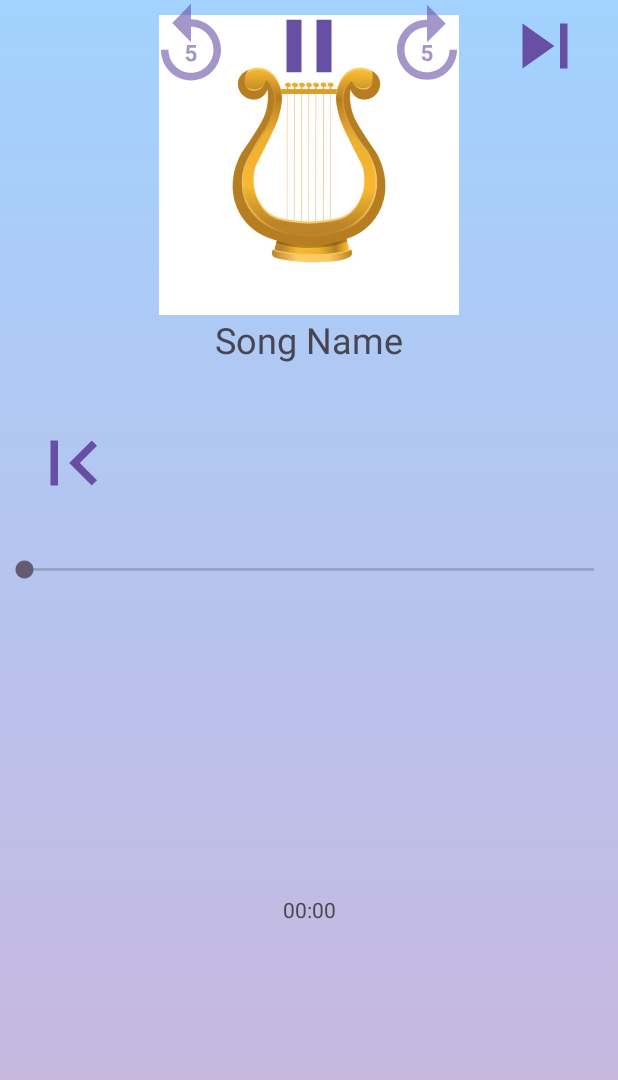
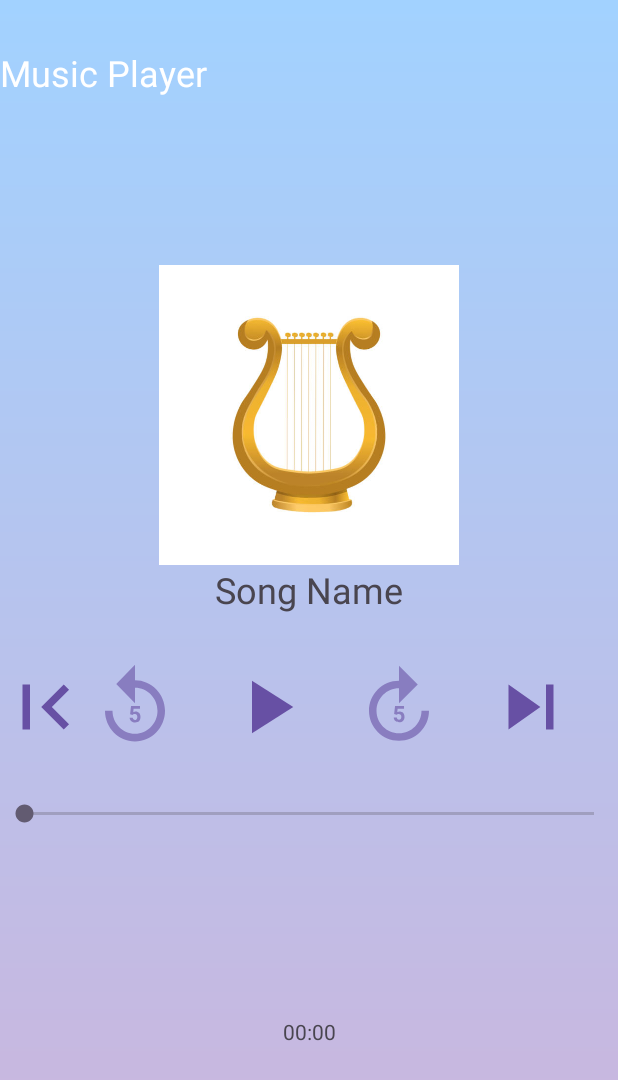
Before and after one commit to swapnil-up/AndroidScratchpad, an Android app: the screen it shows after launch (MainActivity), after a tap on an icon or button, on a phone screen of 412 x 824 dp. Shown: the top 1080 px of the screen. Run offline under Robolectric (Android 15) with nearby library versions, the phone set to English and light mode, and no system bars.

Commit message:
Just a lil editing. Fixed the xml and got the play button to change icons to pause and vice versa

```diff
--- a/app/music/src/main/java/com/example/music/MainActivity.kt
+++ b/app/music/src/main/java/com/example/music/MainActivity.kt
@@ -6,6 +6,7 @@
 import android.widget.Button
 import android.widget.SeekBar
 import android.widget.TextView
+import androidx.core.content.ContextCompat
 
 class MainActivity : AppCompatActivity() {
 
@@ -18,6 +19,8 @@
         var songTitle:TextView=findViewById(R.id.songTitle)
         var seekBar:SeekBar=findViewById(R.id.seekBar)
         var pauseButton:Button=findViewById(R.id.pauseButton)
+        var pressed:Boolean=false
+
 
         mediaPlayer=MediaPlayer.create(
             this,
@@ -27,7 +30,16 @@
         seekBar.isClickable=false
 
         pauseButton.setOnClickListener(){
-            mediaPlayer.start()
+            if (!pressed) {
+                mediaPlayer.start()
+                pressed=true
+                pauseButton.background=ContextCompat.getDrawable(this, R.drawable.play)
+            }
+            else{
+                mediaPlayer.pause()
+                pressed=false
+                pauseButton.background=ContextCompat.getDrawable(this, R.drawable.pause)
+            }
         }
     }
 }
--- /dev/null
+++ b/app/music/src/main/res/drawable/play.xml
@@ -0,0 +1,5 @@
+<vector android:height="24dp" android:tint="#000000"
+    android:viewportHeight="24" android:viewportWidth="24"
+    android:width="24dp" xmlns:android="http://schemas.android.com/apk/res/android">
+    <path android:fillColor="@android:color/white" android:pathData="M8,5v14l11,-7z"/>
+</vector>
--- a/app/music/src/main/res/layout/activity_main.xml
+++ b/app/music/src/main/res/layout/activity_main.xml
@@ -11,11 +11,10 @@
         android:id="@+id/Title"
         android:layout_width="wrap_content"
         android:layout_height="wrap_content"
-        android:layout_marginBottom="330dp"
         android:text="Music Player"
+        android:layout_marginTop="32dp"
         android:textColor="@color/white"
-        android:textSize="32sp"
-        app:layout_constraintBottom_toTopOf="@+id/seekBackwardButton"
+        android:textSize="24sp"
         app:layout_constraintStart_toStartOf="parent"
         app:layout_constraintTop_toTopOf="parent" />
 
@@ -44,10 +43,8 @@
         android:id="@+id/backButton"
         android:layout_width="60dp"
         android:layout_height="60dp"
-        android:layout_marginTop="36dp"
+        android:layout_marginTop="32dp"
         android:background="@drawable/back"
-        app:layout_constraintEnd_toStartOf="@+id/seekBackwardButton"
-        app:layout_constraintHorizontal_bias="0.5"
         app:layout_constraintStart_toStartOf="parent"
         app:layout_constraintTop_toBottomOf="@+id/songTitle" />
 
@@ -56,11 +53,11 @@
         android:layout_width="60dp"
         android:layout_height="60dp"
         android:background="@drawable/pause"
-        app:layout_constraintBottom_toBottomOf="@+id/seekBackwardButton"
+        app:layout_constraintBottom_toBottomOf="@+id/backButton"
         app:layout_constraintEnd_toStartOf="@+id/seekForwardButton"
         app:layout_constraintHorizontal_bias="0.5"
         app:layout_constraintStart_toEndOf="@+id/seekBackwardButton"
-        app:layout_constraintTop_toTopOf="@+id/seekBackwardButton" />
+        app:layout_constraintTop_toTopOf="@+id/backButton" />
 
     <Button
         android:id="@+id/nextButton"
@@ -78,10 +75,9 @@
         android:layout_width="60dp"
         android:layout_height="61dp"
         android:background="@drawable/backward"
-        app:layout_constraintEnd_toStartOf="@+id/pauseButton"
-        app:layout_constraintHorizontal_bias="0.5"
+        app:layout_constraintBottom_toBottomOf="@+id/backButton"
         app:layout_constraintStart_toEndOf="@+id/backButton"
-        tools:layout_editor_absoluteY="429dp" />
+        app:layout_constraintTop_toTopOf="@+id/backButton" />
 
     <Button
         android:id="@+id/seekForwardButton"
```
